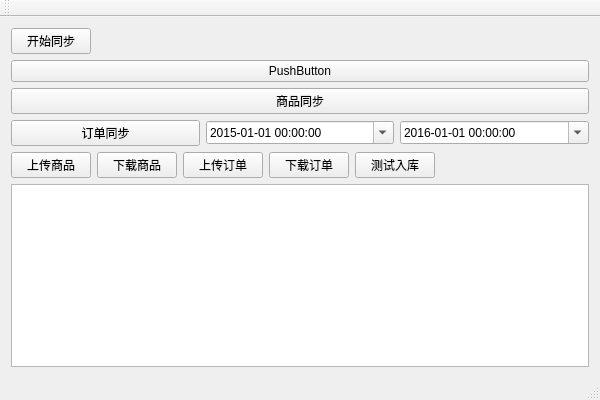
The window that ritao-kjt/mainwindow.ui (seahouse/ritao-kjt) describes before a commit, drawn with Qt 5.
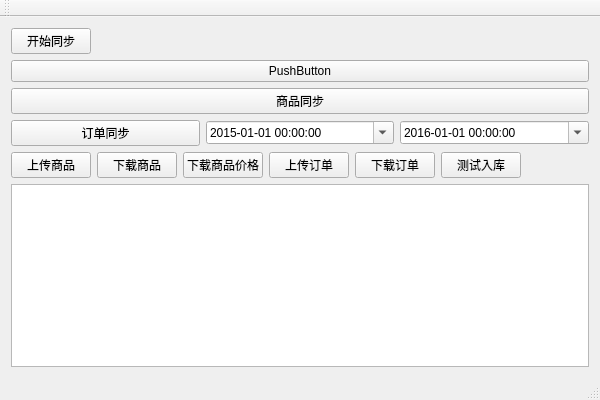
The same window after the commit.

Commit message: modify download product.

```diff
--- a/ritao-kjt/mainwindow.ui
+++ b/ritao-kjt/mainwindow.ui
@@ -120,6 +120,13 @@
         </property>
        </widget>
       </item>
+      <item>
+       <widget class="QPushButton" name="btnDownloadProductPrice">
+        <property name="text">
+         <string>下载商品价格</string>
+        </property>
+       </widget>
+      </item>
       <item>
        <widget class="QPushButton" name="pushButton_4">
         <property name="text">
```
The commit also changes 8 other files.
